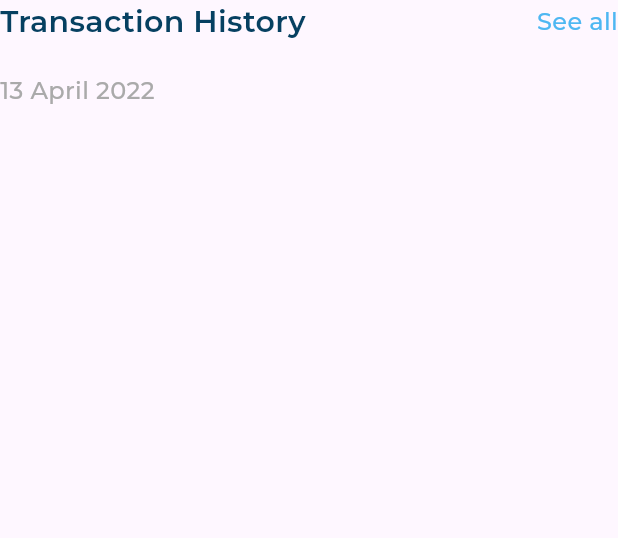
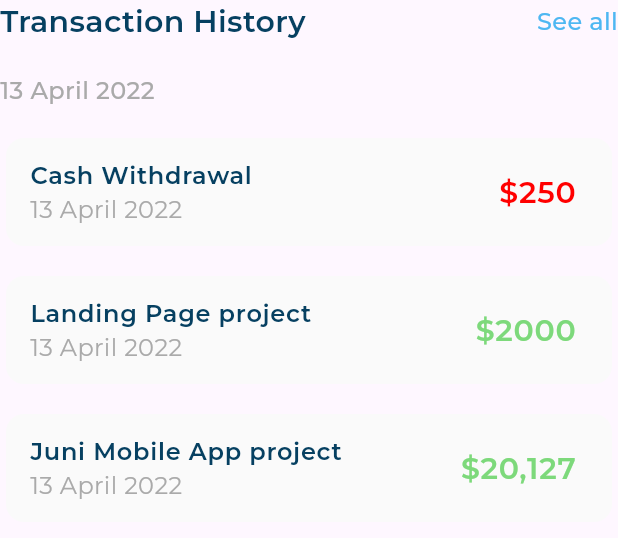
Before and after one commit to Mohamed123-r/responsive_dash_board, a Flutter app: the TransactionHistory widget shown alone on an empty page, opened directly, on a phone screen of 412 x 824 dp. Shown: the top 538 px of the screen. Run offline on Flutter 3.47's test engine with Material 3 defaults, Android fonts, the phone set to English and light mode, and no system bars; our stand-ins replace expandable_page_view, flutter_svg; project files that could hold a hidden picture were left out.

Commit message:
Add TransactionHistoryListview and TransactionHistoryItem widgets with TransactionHistoryModel for detailed transaction display. Update TransactionHistory to include TransactionHistoryListview.

```diff
--- /dev/null
+++ b/lib/models/transaction_history_model.dart
@@ -0,0 +1,12 @@
+class TransactionHistoryModel {
+  final String title;
+  final String date;
+  final String price;
+  final bool isWithdrawal;
+
+  const TransactionHistoryModel(
+      {required this.title,
+      required this.date,
+      required this.price,
+      required this.isWithdrawal});
+}
--- a/lib/widgets/transaction_history.dart
+++ b/lib/widgets/transaction_history.dart
@@ -3,6 +3,7 @@ import 'package:flutter/material.dart';
 import 'package:responsive_dash_board/widgets/transation_history_header.dart';
 
 import '../utils/app_styles.dart';
+import 'transaction_history_listview.dart';
 
 class TransactionHistory extends StatelessWidget {
   const TransactionHistory({super.key});
@@ -22,6 +23,10 @@ class TransactionHistory extends StatelessWidget {
             color: const Color(0xffAAAAAA),
           ),
         ),
+        const SizedBox(
+          height: 16,
+        ),
+        const TransactionHistoryListview()
 
       ],
     );
--- /dev/null
+++ b/lib/widgets/transaction_history_item.dart
@@ -0,0 +1,43 @@
+import 'package:flutter/material.dart';
+import 'package:responsive_dash_board/models/transaction_history_model.dart';
+import 'package:responsive_dash_board/utils/app_styles.dart';
+
+class TransactionHistoryItem extends StatelessWidget {
+  const TransactionHistoryItem({
+    super.key,
+    required this.transactionHistoryModel,
+  });
+
+  final TransactionHistoryModel transactionHistoryModel;
+
+  @override
+  Widget build(BuildContext context) {
+    return Card(
+      elevation: 0,
+      color: const Color(0xffFAFAFA),
+      shape: RoundedRectangleBorder(
+        borderRadius: BorderRadius.circular(12),
+      ),
+      child: ListTile(
+        title: Text(
+          transactionHistoryModel.title,
+          style: AppStyles.styleSemiBold16(),
+        ),
+        subtitle: Text(
+          transactionHistoryModel.date,
+          style: AppStyles.styleRegular16().copyWith(
+            color: const Color(0xffAAAAAA),
+          ),
+        ),
+        trailing: Text(
+          transactionHistoryModel.price,
+          style: AppStyles.styleSemiBold20().copyWith(
+            color: transactionHistoryModel.isWithdrawal
+                ? const Color(0xffFF0000)
+                : const Color(0xff7DD97B),
+          ),
+        ),
+      ),
+    );
+  }
+}
--- /dev/null
+++ b/lib/widgets/transaction_history_listview.dart
@@ -0,0 +1,47 @@
+import 'package:flutter/cupertino.dart';
+import 'package:responsive_dash_board/widgets/transaction_history_item.dart';
+
+import '../models/transaction_history_model.dart';
+
+class TransactionHistoryListview extends StatelessWidget {
+  const TransactionHistoryListview({super.key});
+
+  static const items = [
+    TransactionHistoryModel(
+      title: "Cash Withdrawal",
+      date: "13 April 2022",
+      price: "\$250",
+      isWithdrawal: true,
+    ),
+    TransactionHistoryModel(
+      title: "Landing Page project",
+      date: "13 April 2022",
+      price: "\$2000",
+      isWithdrawal: false,
+    ),
+    TransactionHistoryModel(
+      title: "Juni Mobile App project",
+      date: "13 April 2022",
+      price: "\$20,127",
+      isWithdrawal: false,
+    ),
+  ];
+  @override
+  Widget build(BuildContext context) {
+    return ListView.separated(
+physics: NeverScrollableScrollPhysics(),
+      shrinkWrap: true,
+      itemCount: items.length,
+      itemBuilder: (context, index) {
+        return TransactionHistoryItem(
+          transactionHistoryModel: items[index],
+        );
+      },
+      separatorBuilder: (BuildContext context, int index) {
+        return const SizedBox(
+          height: 12,
+        );
+      },
+    );
+  }
+}
```
